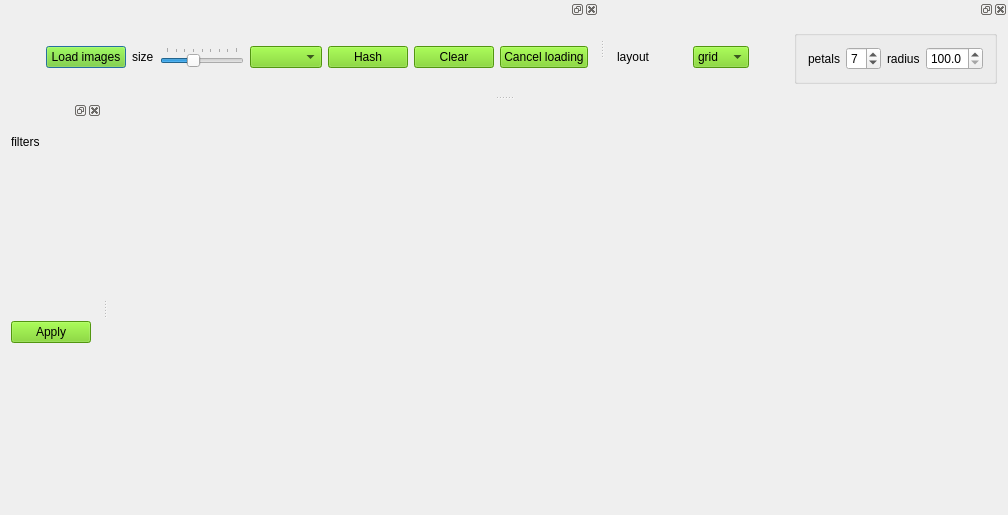
Old version of the form ui/MainWindow.ui in the repository czimbortibor/Large-annotated-image-collection-management.
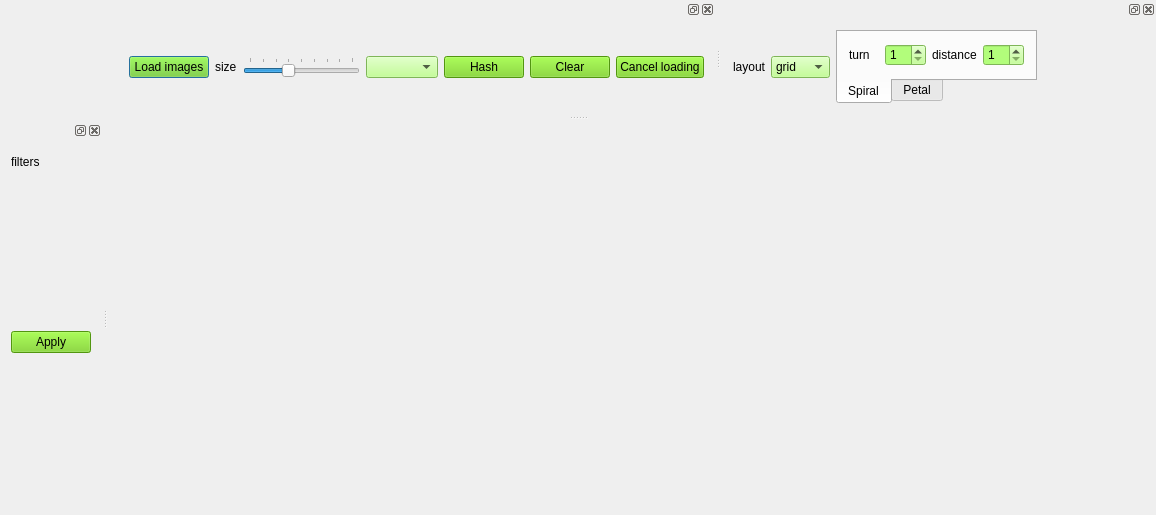
New version of the form. Icons and pictures are not drawn.

Commit message: spiral layout added && view auto resize while keeping the aspect ratio

Diff of the .ui file:
```diff
--- a/ui/MainWindow.ui
+++ b/ui/MainWindow.ui
@@ -6,7 +6,7 @@
    <rect>
     <x>0</x>
     <y>0</y>
-    <width>1008</width>
+    <width>1156</width>
     <height>515</height>
    </rect>
   </property>
@@ -104,7 +104,7 @@
      <item>
       <widget class="QComboBox" name="comboBox_hashes">
        <property name="styleSheet">
-        <string notr="true">background-color: rgb(115, 210, 22);</string>
+        <string notr="true">background-color: rgb(178, 253, 123);</string>
        </property>
       </widget>
      </item>
@@ -161,44 +161,88 @@
    </attribute>
    <widget class="QWidget" name="dockWidgetContents_layouts">
     <layout class="QGridLayout" name="gridLayout_layouts">
-     <item row="1" column="4">
-      <spacer name="horizontalSpacer_3">
-       <property name="orientation">
-        <enum>Qt::Horizontal</enum>
+     <item row="0" column="3">
+      <widget class="QTabWidget" name="tabWidget">
+       <property name="autoFillBackground">
+        <bool>false</bool>
        </property>
-       <property name="sizeHint" stdset="0">
-        <size>
-         <width>40</width>
-         <height>20</height>
-        </size>
+       <property name="styleSheet">
+        <string notr="true"/>
        </property>
-      </spacer>
-     </item>
-     <item row="1" column="1">
-      <widget class="QLabel" name="label">
-       <property name="layoutDirection">
-        <enum>Qt::LeftToRight</enum>
+       <property name="tabPosition">
+        <enum>QTabWidget::South</enum>
        </property>
-       <property name="text">
-        <string>layout</string>
+       <property name="tabShape">
+        <enum>QTabWidget::Rounded</enum>
        </property>
-       <property name="alignment">
-        <set>Qt::AlignRight|Qt::AlignTrailing|Qt::AlignVCenter</set>
+       <property name="currentIndex">
+        <number>0</number>
        </property>
-      </widget>
-     </item>
-     <item row="0" column="5" rowspan="3">
-      <widget class="QGroupBox" name="groupBox_layoutControls">
-       <property name="title">
-        <string/>
+       <property name="elideMode">
+        <enum>Qt::ElideMiddle</enum>
        </property>
-       <property name="flat">
+       <property name="usesScrollButtons">
         <bool>true</bool>
        </property>
-       <property name="checkable">
+       <property name="documentMode">
         <bool>false</bool>
        </property>
-       <layout class="QHBoxLayout" name="horizontalLayout_4">
+       <property name="tabsClosable">
+        <bool>false</bool>
+       </property>
+       <widget class="QWidget" name="tab_1">
+        <attribute name="title">
+         <string>Spiral</string>
+        </attribute>
+        <layout class="QHBoxLayout" name="horizontalLayout_5">
+         <item>
+          <widget class="QLabel" name="label_2">
+           <property name="text">
+            <string>turn</string>
+           </property>
+          </widget>
+         </item>
+         <item>
+          <widget class="QSpinBox" name="spinBox_a">
+           <property name="styleSheet">
+            <string notr="true">background-color: rgb(178, 253, 123);</string>
+           </property>
+           <property name="minimum">
+            <number>1</number>
+           </property>
+           <property name="maximum">
+            <number>99</number>
+           </property>
+          </widget>
+         </item>
+         <item>
+          <widget class="QLabel" name="label_3">
+           <property name="text">
+            <string>distance</string>
+           </property>
+          </widget>
+         </item>
+         <item>
+          <widget class="QSpinBox" name="spinBox_b">
+           <property name="styleSheet">
+            <string notr="true">background-color: rgb(178, 253, 123);</string>
+           </property>
+           <property name="minimum">
+            <number>1</number>
+           </property>
+          </widget>
+         </item>
+        </layout>
+        <zorder>spinBox_b</zorder>
+        <zorder>spinBox_a</zorder>
+        <zorder>label_2</zorder>
+        <zorder>label_3</zorder>
+       </widget>
+       <widget class="QWidget" name="tab_2">
+        <attribute name="title">
+         <string>Petal</string>
+        </attribute>
+        <layout class="QHBoxLayout" name="horizontalLayout_6">
         <item>
          <widget class="QLabel" name="lbl_petalNumber">
           <property name="text">
@@ -221,7 +265,7 @@
            </size>
           </property>
           <property name="styleSheet">
-           <string notr="true"/>
+            <string notr="true">background-color: rgb(178, 253, 123);</string>
           </property>
           <property name="value">
            <number>7</number>
@@ -237,6 +281,9 @@
         </item>
         <item>
          <widget class="QDoubleSpinBox" name="spinBox_radius">
+           <property name="styleSheet">
+            <string notr="true">background-color: rgb(178, 253, 123);</string>
+           </property>
           <property name="decimals">
            <number>1</number>
           </property>
@@ -256,11 +303,25 @@
         </item>
        </layout>
       </widget>
+      </widget>
      </item>
-     <item row="1" column="3">
+     <item row="0" column="1">
+      <widget class="QLabel" name="label">
+       <property name="layoutDirection">
+        <enum>Qt::LeftToRight</enum>
+       </property>
+       <property name="text">
+        <string>layout</string>
+       </property>
+       <property name="alignment">
+        <set>Qt::AlignRight|Qt::AlignTrailing|Qt::AlignVCenter</set>
+       </property>
+      </widget>
+     </item>
+     <item row="0" column="2">
       <widget class="QComboBox" name="comboBox_layout">
        <property name="styleSheet">
-        <string notr="true">background-color: rgb(115, 210, 22);</string>
+        <string notr="true">background-color: rgb(178, 253, 123);</string>
        </property>
        <item>
         <property name="text">
@@ -280,10 +341,19 @@
           <normaloff>:/icons/resources/icons/flower_layout.png</normaloff>:/icons/resources/icons/flower_layout.png</iconset>
         </property>
        </item>
+       <item>
+        <property name="text">
+         <string>spiral</string>
+        </property>
+        <property name="icon">
+         <iconset resource="../resources.qrc">
+          <normaloff>:/icons/resources/icons/spiral_layout.png</normaloff>:/icons/resources/icons/spiral_layout.png</iconset>
+        </property>
+       </item>
       </widget>
      </item>
-     <item row="1" column="2">
-      <spacer name="horizontalSpacer_4">
+     <item row="0" column="4">
+      <spacer name="horizontalSpacer_3">
        <property name="orientation">
         <enum>Qt::Horizontal</enum>
        </property>
```
Lines whose indentation alone changed are shown as unchanged. The commit also changes 12 other files.
